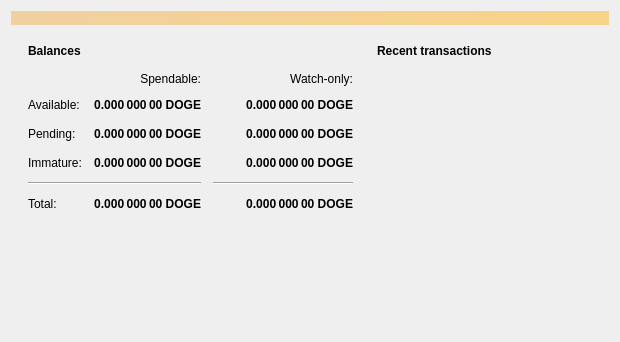
Qt form src/qt/forms/overviewpage.ui (VadiqueMe/dogecoin) before a commit.
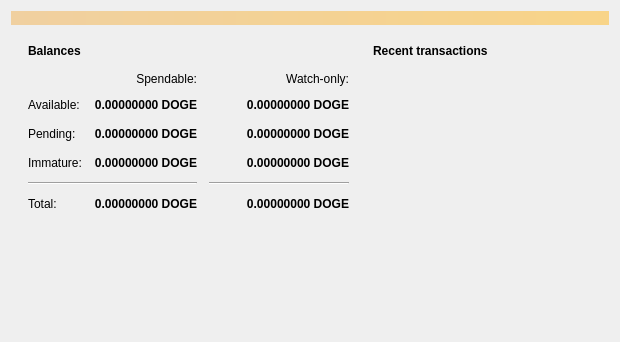
The same form after that commit. Icons and pictures are not drawn.

```diff
--- a/src/qt/forms/overviewpage.ui
+++ b/src/qt/forms/overviewpage.ui
@@ -151,7 +151,7 @@
                <string>Unconfirmed transactions to watch-only addresses</string>
               </property>
               <property name="text">
-               <string notr="true">0.000 000 00 DOGE</string>
+               <string notr="true">0.00000000 DOGE</string>
               </property>
               <property name="alignment">
                <set>Qt::AlignRight|Qt::AlignTrailing|Qt::AlignVCenter</set>
@@ -176,7 +176,7 @@
                <string>Total of transactions that have yet to be confirmed, and do not yet count toward the spendable balance</string>
               </property>
               <property name="text">
-               <string notr="true">0.000 000 00 DOGE</string>
+               <string notr="true">0.00000000 DOGE</string>
               </property>
               <property name="alignment">
                <set>Qt::AlignRight|Qt::AlignTrailing|Qt::AlignVCenter</set>
@@ -201,7 +201,7 @@
                <string>Mined balance in watch-only addresses that has not yet matured</string>
               </property>
               <property name="text">
-               <string notr="true">0.000 000 00 DOGE</string>
+               <string notr="true">0.00000000 DOGE</string>
               </property>
               <property name="alignment">
                <set>Qt::AlignRight|Qt::AlignTrailing|Qt::AlignVCenter</set>
@@ -259,7 +259,7 @@
                <string>Mined balance that has not yet matured</string>
               </property>
               <property name="text">
-               <string notr="true">0.000 000 00 DOGE</string>
+               <string notr="true">0.00000000 DOGE</string>
               </property>
               <property name="alignment">
                <set>Qt::AlignRight|Qt::AlignTrailing|Qt::AlignVCenter</set>
@@ -304,7 +304,7 @@
                <string>Your current total balance</string>
               </property>
               <property name="text">
-               <string notr="true">0.000 000 00 DOGE</string>
+               <string notr="true">0.00000000 DOGE</string>
               </property>
               <property name="alignment">
                <set>Qt::AlignRight|Qt::AlignTrailing|Qt::AlignVCenter</set>
@@ -329,7 +329,7 @@
                <string>Current total balance in watch-only addresses</string>
               </property>
               <property name="text">
-               <string notr="true">0.000 000 00 DOGE</string>
+               <string notr="true">0.00000000 DOGE</string>
               </property>
               <property name="alignment">
                <set>Qt::AlignRight|Qt::AlignTrailing|Qt::AlignVCenter</set>
@@ -371,7 +371,7 @@
                <string>Your current spendable balance</string>
               </property>
               <property name="text">
-               <string notr="true">0.000 000 00 DOGE</string>
+               <string notr="true">0.00000000 DOGE</string>
               </property>
               <property name="alignment">
                <set>Qt::AlignRight|Qt::AlignTrailing|Qt::AlignVCenter</set>
@@ -396,7 +396,7 @@
                <string>Your current balance in watch-only addresses</string>
               </property>
               <property name="text">
-               <string notr="true">0.000 000 00 DOGE</string>
+               <string notr="true">0.00000000 DOGE</string>
               </property>
               <property name="alignment">
                <set>Qt::AlignRight|Qt::AlignTrailing|Qt::AlignVCenter</set>
```
Left out of the diff: 21 changed lines with no effect on the pictures.
